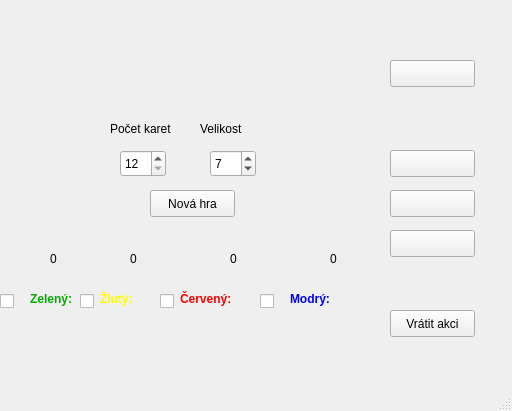
The window that src/gui/labyrinth/mainwindow.ui (nechutny/ICP) describes before a commit, drawn with Qt 5.
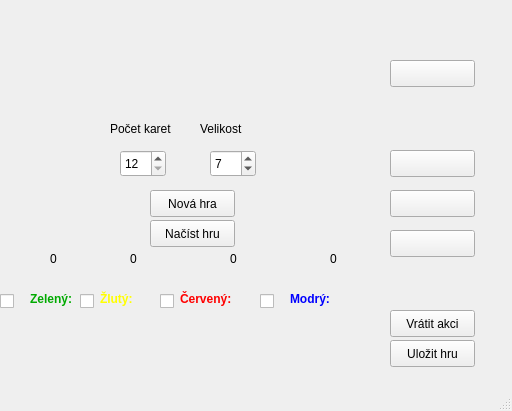
The same window after the commit.

Patch:
```diff
--- a/src/gui/labyrinth/mainwindow.ui
+++ b/src/gui/labyrinth/mainwindow.ui
@@ -1273,6 +1273,32 @@
      <string>Vrátit akci</string>
     </property>
    </widget>
+   <widget class="QPushButton" name="load">
+    <property name="geometry">
+     <rect>
+      <x>150</x>
+      <y>220</y>
+      <width>85</width>
+      <height>27</height>
+     </rect>
+    </property>
+    <property name="text">
+     <string>Načíst hru</string>
+    </property>
+   </widget>
+   <widget class="QPushButton" name="save">
+    <property name="geometry">
+     <rect>
+      <x>390</x>
+      <y>340</y>
+      <width>85</width>
+      <height>27</height>
+     </rect>
+    </property>
+    <property name="text">
+     <string>Uložit hru</string>
+    </property>
+   </widget>
   </widget>
   <widget class="QStatusBar" name="statusBar">
    <property name="enabled">
```
